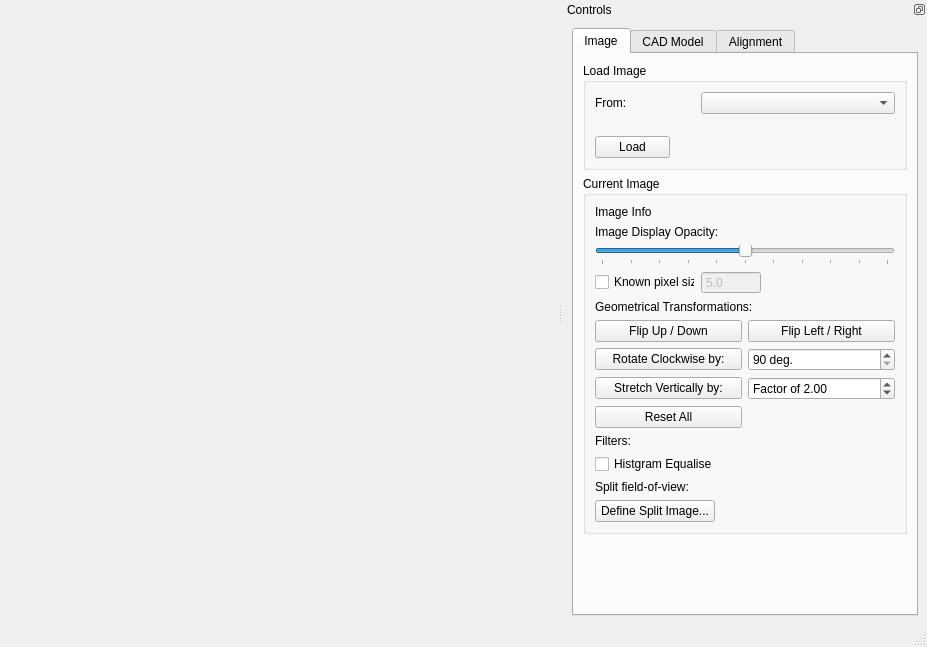
First picture: the form in calcam/ui/alignment_calib.ui, repository euratom-software/calcam, before the edit.
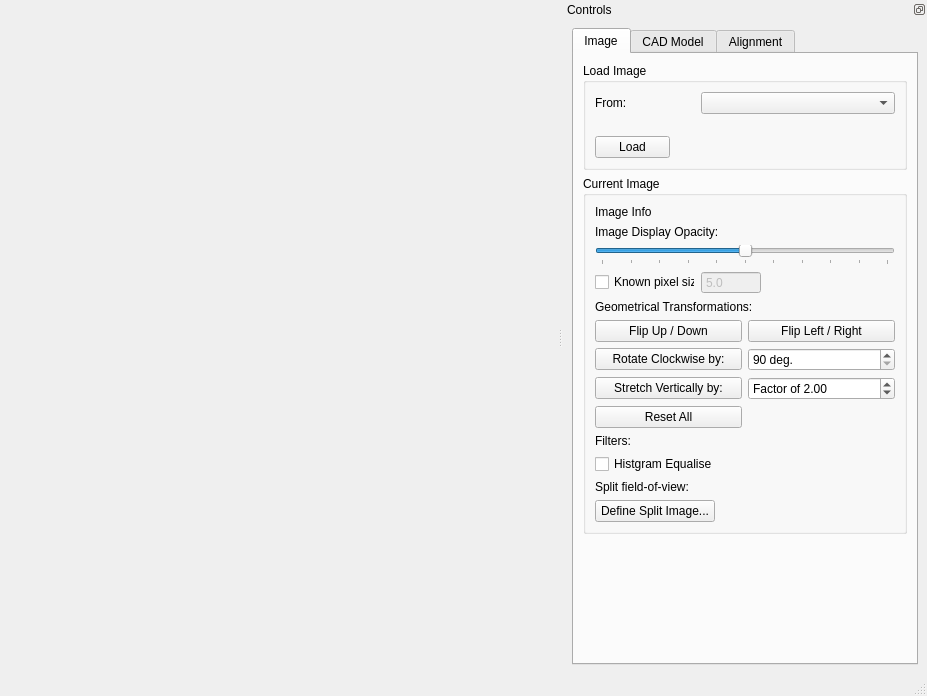
Second picture: the form after the edit.

Diff of the .ui file:
```diff
--- a/calcam/ui/alignment_calib.ui
+++ b/calcam/ui/alignment_calib.ui
@@ -7,7 +7,7 @@
     <x>0</x>
     <y>0</y>
     <width>927</width>
-    <height>647</height>
+    <height>696</height>
    </rect>
   </property>
   <property name="sizePolicy">
```
Left out of the diff: 2 changed lines with no effect on the pictures.
